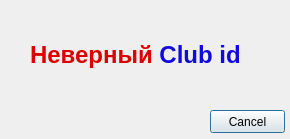
Above: untitled2.ui from SH1SH4/timetable before the change. Below: the same form after it.
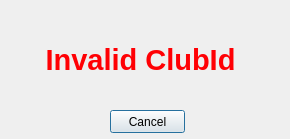
That is the form after the change.

Patch:
```diff
--- a/untitled2.ui
+++ b/untitled2.ui
@@ -16,7 +16,7 @@
   <widget class="QPushButton" name="CancelButton">
    <property name="geometry">
     <rect>
-     <x>210</x>
+     <x>110</x>
      <y>110</y>
      <width>75</width>
      <height>23</height>
@@ -31,12 +31,12 @@
     <rect>
      <x>30</x>
      <y>40</y>
-     <width>241</width>
-     <height>31</height>
+     <width>221</width>
+     <height>41</height>
     </rect>
    </property>
    <property name="text">
-    <string>&lt;html&gt;&lt;head/&gt;&lt;body&gt;&lt;p&gt;&lt;span style=&quot; font-size:18pt; font-weight:600; color:#dd0000;&quot;&gt;Неверный &lt;/span&gt;&lt;span style=&quot; font-size:18pt; font-weight:600; color:#110add;&quot;&gt;Club id&lt;/span&gt;&lt;/p&gt;&lt;/body&gt;&lt;/html&gt;</string>
+    <string>&lt;html&gt;&lt;head/&gt;&lt;body&gt;&lt;p align=&quot;center&quot;&gt;&lt;span style=&quot; font-size:22pt; font-weight:600; color:#ff0004;&quot;&gt;Invalid ClubId&lt;/span&gt;&lt;/p&gt;&lt;/body&gt;&lt;/html&gt;</string>
    </property>
   </widget>
  </widget>
```
